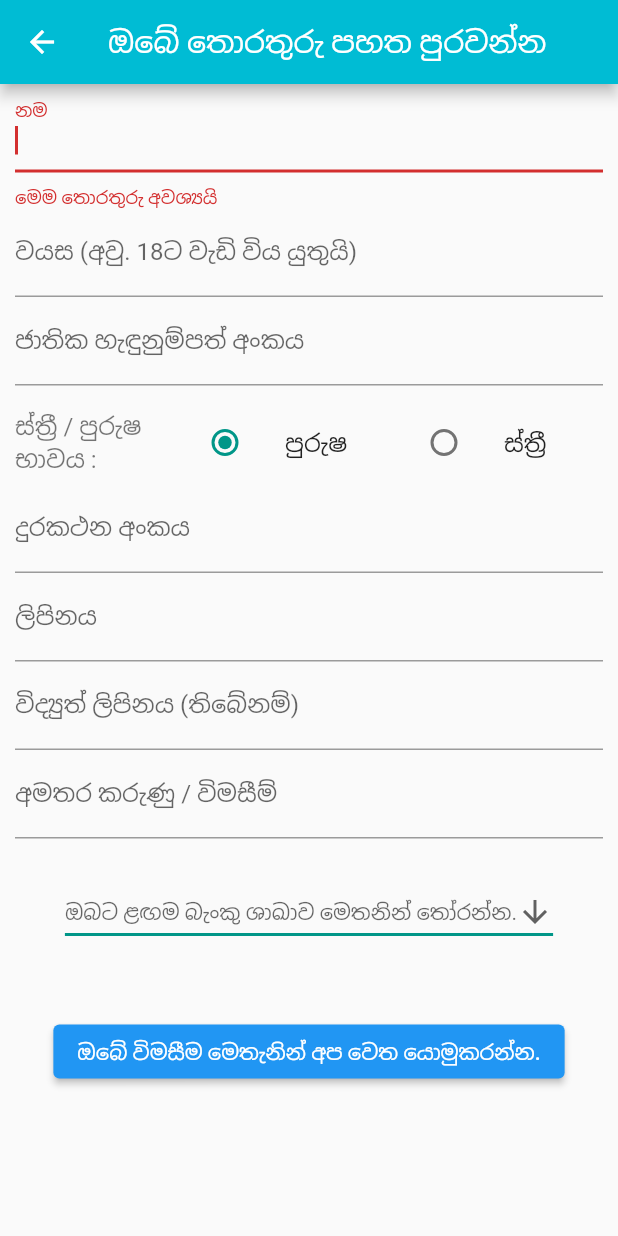
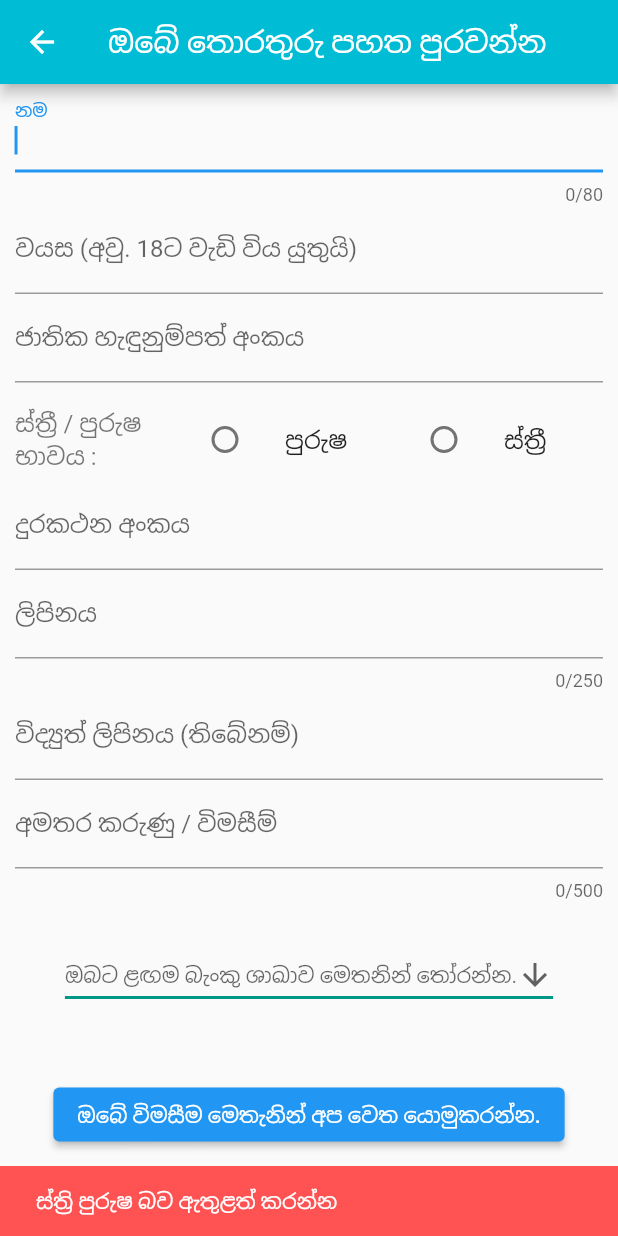
Before and after one commit to BlueZoft/HetarataFrontend, a Flutter app: the CustomerForm screen opened directly, after a tap on "ඔබේ විමසීම මෙතැනින් අප වෙත යොමුකරන්න.", on a phone screen of 412 x 824 dp. Run offline on Flutter 3.47's test engine with Material 2 defaults, Android fonts, the light colour scheme and no system bars; network calls fail.

Commit message:
Commit April 18th 2022

```diff
--- /dev/null
+++ b/lib/Internet.dart
@@ -0,0 +1,28 @@
+import 'dart:convert';
+import 'dart:async';
+import 'package:http/http.dart' as http;
+
+Future<User> fetchUser() async{
+  final response = await http.get(Uri.parse('http://10.0.2.2:5000/api/userdata'));
+
+  if (response.statusCode == 200) {
+    return User.fromJson(jsonDecode(response.body));
+  }
+  else {
+    throw Exception('Failed to load user');
+  }
+}
+
+class User {
+  final String nic;
+  final String createdAt;
+
+  const User({this.nic, this.createdAt});
+
+  factory User.fromJson(Map<String, dynamic> json) {
+    return User(
+        nic: json['NIC'],
+        createdAt: json['createdAt']
+    );
+  }
+}
--- a/lib/Screen 2 - Loans.dart
+++ b/lib/Screen 2 - Loans.dart
@@ -3,10 +3,12 @@ import 'Loan table and class.dart';
 import 'Build loan details card.dart';
 
 
-class Btn1tap extends StatelessWidget {
+
+
+class LoanOptions extends StatelessWidget {
 
   final List<LoanClass> loanlist;
-  Btn1tap ({this.loanlist});
+  LoanOptions ({this.loanlist});
 
   @override
   Widget build(BuildContext context) {
--- a/lib/Screen 4 - User Form.dart
+++ b/lib/Screen 4 - User Form.dart
@@ -1,24 +1,63 @@
+import 'dart:convert';
+import 'dart:async';
 import 'package:flutter/material.dart';
+import 'package:http/http.dart' as http;
+
+
+Future<User> fetchUser() async{
+  final response = await http.get(Uri.parse('http://10.0.2.2:5000/api/userdata'));
+
+  if (response.statusCode == 200) {
+    return User.fromJson(jsonDecode(response.body));
+  }
+  else {
+    throw Exception('Failed to load user');
+  }
+}
+
+class User {
+  final String nic;
+  final String createdAt;
+
+  const User({this.nic, this.createdAt});
+
+  factory User.fromJson(Map<String, dynamic> json) {
+    return User(
+        nic: json['NIC'],
+        createdAt: json['createdAt']
+    );
+  }
+}
 
 class CustomerForm extends StatefulWidget {
   const CustomerForm({Key key}) : super(key: key);
+
+
   @override
   CustomerFormState createState() {
     return CustomerFormState();
   }}
 
+class CustomerFormState extends State<CustomerForm> {
+Future<User> futureUser;
 
-class CustomerFormState extends State<CustomerForm> {
+  @override
+  void initState() {
+    super.initState();
+    futureUser = fetchUser();
+  }
   final formKey = GlobalKey<FormState>();
 
   String _name = '';
+  String _age = '';
   String _nic = '';
-  String _age = '';
-  String _sex = 'male';
+  String _sex = '';
   String _telephone = '';
   String _address = '';
   String _email = '';
   String _inquiry = '';
+  String _branch = '';
+
 
   @override
     Widget build(BuildContext context) => Scaffold(
@@ -38,6 +77,7 @@ class CustomerFormState extends State<CustomerForm> {
                   padding: const EdgeInsets.fromLTRB(10, 0, 10, 0),
                   child: TextFormField(
                       autofocus: true,
+                      maxLength: 80,
                       decoration: InputDecoration(labelText: 'නම'),
                       validator: (value) {
                         if (value.isEmpty) {
@@ -52,11 +92,12 @@ class CustomerFormState extends State<CustomerForm> {
                   child: TextFormField(
                       decoration: InputDecoration(labelText: 'වයස (අවු. 18ට වැඩි විය යුතුයි)'),
                       validator: (value) {
-                        int value1 = int.parse(value);
                         if (value.isEmpty) {
                           return 'මෙම තොරතුරු අවශ්‍යයි';}
-                        else if (value1<18 || value1 > 99) {
-                          return 'වලංගු වයසක් ඇතුළත් කරන්න';}
+                        else if (int.parse(value)<18) {
+                          return 'වයස අවුරුදු 18ට වැඩි විය යුතුයි';}
+                        else if (int.parse(value) > 99) {
+                          return 'සැබෑ වයසක් ඇතුළත් කරන්න';}
                         else {
                           return null;}},
                       onSaved: (value) => _age = value),
@@ -69,10 +110,10 @@ class CustomerFormState extends State<CustomerForm> {
                       validator: (value) {
                         if (value.isEmpty) {
                           return 'මෙම තොරතුරු අවශ්‍යයි';}
-                        //TODO Fix NIC RegExp
-                        String p =  r'(^[0-9]{10}v$|V$|x|X|)';
+                        //TODO finish regexp
+                        String p =  r'(^[0-9vVxX]{10,12}$)';
                         RegExp regExp = new RegExp(p);
-                        if (regExp.hasMatch(value)) {
+                        if (regExp.hasMatch(p)) {
                           return null;}
                         else
                           return 'ඇතුළත් කල ජාතික හැඳුනුම්පත් අංකය වලංගු නොවේ';},
@@ -82,7 +123,6 @@ class CustomerFormState extends State<CustomerForm> {
                   padding: const EdgeInsets.fromLTRB(10, 10, 10, 0),
                   child: Row(
                     children:[
-
                       SizedBox(
                         width: 100.0,
                         child: Text('ස්ත්‍රී / පුරුෂ භාවය :',
@@ -111,25 +151,25 @@ class CustomerFormState extends State<CustomerForm> {
                     ],
                   ),
                 ),
-
                 Padding(
                   padding: const EdgeInsets.fromLTRB(10, 0, 10, 0),
                   child: TextFormField(
                       decoration: InputDecoration(
                           labelText: 'දුරකථන අංකය'),
                       validator: (value) {
-                        String pattern = r'(^([0-9]{10}$)';
+                        String pattern = r'^[0-9]{10}$';
                         RegExp regExp = new RegExp(pattern);
                         if (value.length == 0) {
                           return 'මෙම තොරතුරු අවශ්‍යයි';}
                         else if (!regExp.hasMatch(value)) {
-                          return 'ඉලක්කම් 10ක් සහිත 0න් ආරම්භ වන වලංගු දුරකථන අංකයක් ඇතුළත් කරන්න';}
+                          return 'ඉලක්කම් 10ක් සහිත 0න් ආරම්භ වන වලංගු දුරකථන අංකයක් \n ඇතුළත් කරන්න';}
                         else {return null;}},
                       onSaved: (value) => _telephone = value),
                 ),
                 Padding(
                   padding: const EdgeInsets.fromLTRB(10, 0, 10, 0),
                   child: TextFormField(
+                    maxLength: 250,
                       decoration: InputDecoration(
                           labelText: 'ලිපිනය'),
                       validator: (value) {
@@ -149,60 +189,109 @@ class CustomerFormState extends State<CustomerForm> {
                             "\\@" + "[a-zA-Z0-9][a-zA-Z0-9\\-]{0,64}" + "(" + "\\." +
                             "[a-zA-Z0-9][a-zA-Z0-9\\-]{0,25}" + ")+";
                         RegExp regExp = new RegExp(p);
-                        if (regExp.hasMatch(value)) {
-                          return null;}
-                        else return 'වලංගු විද්‍යුත් ලිපිනය ඇතුළත් කරන්න';},
-                      onSaved: (value) => _email = value),
+                        if (value.isNotEmpty && !regExp.hasMatch(value)) {
+                          return 'ඇතුළත් කල විද්‍යුත් ලිපිනය වලංගු නොවේ';}
+                        else
+                          return null;},
+                      onSaved: (value) => _email = value)
                 ),
                 Padding(
                   padding: const EdgeInsets.fromLTRB(10, 0, 10, 0),
                   child: TextFormField(
+                    maxLength: 500,
                       decoration: InputDecoration(
                           labelText: 'අමතර කරුණු / විමසීම්'),
                       onSaved: (value) => _inquiry = value),
                 ),
-
                 Padding(padding: const EdgeInsets.fromLTRB(0, 0, 0, 25),),
-
-                DropdownButton<String>(
-                    hint:Text ('ඔබට ළඟම බැංකු ශාඛාව මෙතනින් තෝරන්න.'),
-                    icon: Icon(Icons.arrow_downward),
-                    iconSize: 24, elevation: 16, style: TextStyle(color: Colors.teal),
-                    underline: Container(
-                      height: 2,
-                      color: Colors.teal,),
-                    onChanged: (String newValue) {
-                      setState(() {});},
-                    items: <String>['Akkaraipattu', 'Agarapathana', 'Matara', 'Colombo','Anuradapura','havelock town','kochchi','ayyo','salaryyyy','balamu mokada wenne','deyiyandara','dewundara','nagarabada','haal pol','sirikurusa','wanaatha']
-                        .map<DropdownMenuItem<String>>((String value){
-                      return DropdownMenuItem<String>(
-                          value: value,
-                          child: Text(value,
-                            style: TextStyle(fontSize: 20.0), textAlign: TextAlign.center,));
-                    }).toList()),
-
+                DropdownButton(
+                  hint: Text('ඔබට ළඟම බැංකු ශාඛාව මෙතනින් තෝරන්න.'),
+                  icon: Icon(Icons.arrow_downward),
+                  iconSize: 24,
+                  elevation: 16,
+                  style: TextStyle(color: Colors.teal),
+                  underline: Container(
+                    height: 2,
+                    color: Colors.teal,
+                  ),
+                  onChanged: (value) async {
+                    setState(() {
+                      _branch = value;
+                      debugPrint(value);
+                    });
+                  },
+                  items: <String>['Matara', 'Colombo', 'Galle']
+                      .map<DropdownMenuItem<String>>((String value) {
+                    return DropdownMenuItem<String>(
+                        value: value,
+                        child: Text(
+                          value,
+                          style: TextStyle(fontSize: 20.0),
+                          textAlign: TextAlign.center,
+                        ));
+                  }).toList(),
+                ),
                 Padding(padding: const EdgeInsets.fromLTRB(0, 0, 0, 45),),
 
                 ElevatedButton (
+
                   onPressed: () {
-                    final isValid = formKey.currentState.validate();
-                    if (isValid){
+                    if (_sex.isEmpty){
+                      final message = 'ස්ත්‍රි පුරුෂ බව ඇතුළත් කරන්න';
+                      final snackBar =  SnackBar(
+                        content: Text(message),
+                        backgroundColor:Colors.redAccent,
+                        duration: Duration(milliseconds: 3000),);
+                      ScaffoldMessenger.of(context).showSnackBar(snackBar);}
+                    else
+                    if (_branch.isEmpty){
+                      final message = 'බැංකු ශාඛාව ඇතුළත් කරන්න';
+                      final snackBar =  SnackBar(
+                        content: Text(message),
+                        backgroundColor:Colors.redAccent,
+                        duration: Duration(milliseconds: 3000),);
+                      ScaffoldMessenger.of(context).showSnackBar(snackBar);}
+                    else
+                     /* final timeNow = new DateTime.now();
+                    final lastEntry = DateTime.parse(futureUser.createdAt);
+                    final difference = (timeNow.difference(lastEntry)).inHours;
+                    if (futureUser.nic = _nic && difference<24) {
+                      final message = '‍පෙර විමසීම කර කාලය ඉකුත් වී නැත';
+                      final snackBar =  SnackBar(
+                        content: Text(message),
+                        backgroundColor:Colors.redAccent,
+                        duration: Duration(milliseconds: 3000),);
+                      ScaffoldMessenger.of(context).showSnackBar(snackBar);}*/
+                      //TODO : If futureUser.NIC = to _nic && parsetodate(futureUser.createdAt) < 24 hours, error message and no validation
+
+                    if (formKey.currentState.validate()){
                       formKey.currentState.save();
                       final message = '$_name, විමසීම සාර්ථකයි.';
                       final snackBar =  SnackBar(
                         content: Text(message),
-                        backgroundColor:Colors.cyan,
-                        duration: Duration(milliseconds: 900),);
+                        backgroundColor:Colors.blue,
+                        duration: Duration(milliseconds: 3000),);
                       ScaffoldMessenger.of(context).showSnackBar(snackBar);
-                    }
-                    else {
-                      return 'ඇතුළත් කළ තොරතුරු සම්පූර්ණ නොවේ';}},
-                  child: Text('ඔබේ විමසීම මෙතැනින් අප වෙත යොමුකරන්න.'),)
-
+                      return http.post(
+                        Uri.parse('http://10.0.2.2:5000/api/userdata'),
+                        headers: <String, String>{
+                          'Content-Type': 'application/json; charset=UTF-8',},
+                          body: jsonEncode(<String, String>{
+                            'name': _name,
+                            'age': _age,
+                            'NIC': _nic,
+                            'sex': _sex,
+                            'tel': _telephone,
+                            'addr': _address,
+                            'email': _email,
+                            'inquiry': _inquiry,
+                            'branch': _branch
+                          })
+                      );
+                    }},
+                  child: Text('ඔබේ විමසීම මෙතැනින් අප වෙත යොමුකරන්න.'),
+                )
                ]
               ),
-
             ),
-
-
       ));}
--- a/pubspec.yaml
+++ b/pubspec.yaml
@@ -21,8 +21,10 @@ environment:
   sdk: ">=2.7.0 <3.0.0"
 
 dependencies:
+  http: ^0.13.4
   flutter:
     sdk: flutter
+
 
 
 
```
Also changed, not shown: lib/Screen 1 - Category.dart (+5 -4 lines), pubspec.lock, 1 other file.
